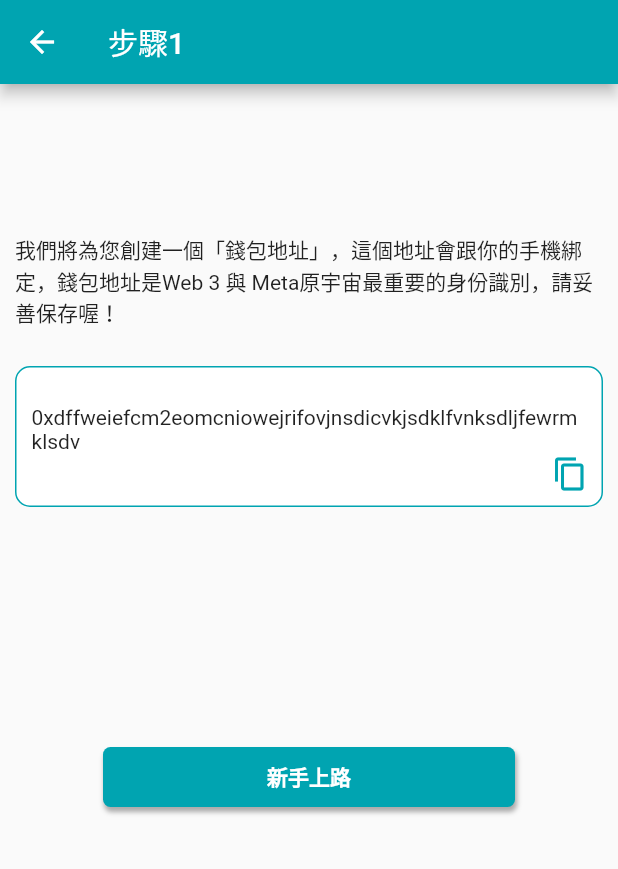
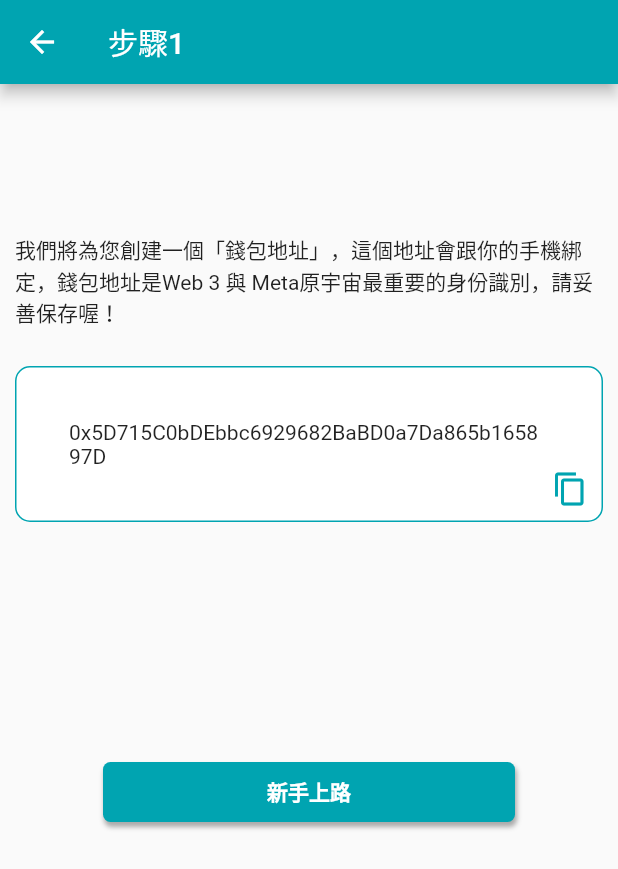
Before and after one commit to first-mover-tek/hankest_meta_flutter, a Flutter app: the SettingWalletScreen screen opened directly, on a phone screen of 412 x 824 dp. Shown: the top 869 px of the screen. Run offline on Flutter 3.47's test engine with Material 2 defaults, Android fonts, the phone set to English and light mode, and no system bars; our stand-ins replace flutter_bloc, retrofit; missing offline and left inert: dio_http; generated files the repository leaves out were written again.

Commit message:
feat(HAN-4): update default wallet in setting_wallet_screen.dart

```diff
--- a/lib/screens/setting_wallet_screen.dart
+++ b/lib/screens/setting_wallet_screen.dart
@@ -44,8 +44,7 @@ class _SettingWalletScreenState extends State<SettingWalletScreen> {
                 child: Stack(
                   children: [
                     Container(
-                      padding: const EdgeInsets.only(
-                          left: 10, right: 10, top: 25, bottom: 35),
+                      padding: const EdgeInsets.all(35),
                       decoration: BoxDecoration(
                         color: Theme.of(context).backgroundColor,
                         borderRadius: BorderRadius.circular(10.0),
@@ -56,7 +55,7 @@ class _SettingWalletScreenState extends State<SettingWalletScreen> {
                         ),
                       ),
                       child: const Text(
-                          "0xdffweiefcm2eomcniowejrifovjnsdicvkjsdklfvnksdljfewrmklsdv"),
+                          "0x5D715C0bDEbbc6929682BaBD0a7Da865b165897D"),
                     ),
                     Positioned(
                       right: 10,
@@ -65,7 +64,7 @@ class _SettingWalletScreenState extends State<SettingWalletScreen> {
                         onTap: () {
                           Clipboard.setData(const ClipboardData(
                               text:
-                                  "0xdffweiefcm2eomcniowejrifovjnsdicvkjsdklfvnksdljfewrmklsdv"));
+                                  "0x5D715C0bDEbbc6929682BaBD0a7Da865b165897D"));
                         },
                         child: Icon(Icons.content_copy,
                             color: Theme.of(context).primaryColor),
```
